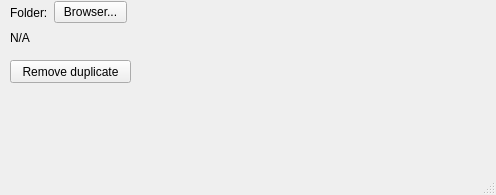
Before: the Qt Designer form layout.ui in morejump/rename_file_redbubble, drawn with Qt 5.
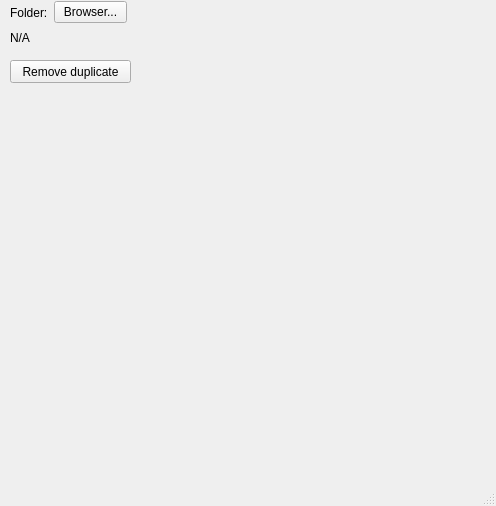
After: the same form once the commit is applied.

Diff of the .ui file:
```diff
--- a/layout.ui
+++ b/layout.ui
@@ -7,7 +7,7 @@
     <x>0</x>
     <y>0</y>
     <width>496</width>
-    <height>195</height>
+    <height>506</height>
    </rect>
   </property>
   <property name="windowTitle">
```
Left out of the diff: 13 changed lines with no effect on the pictures.
